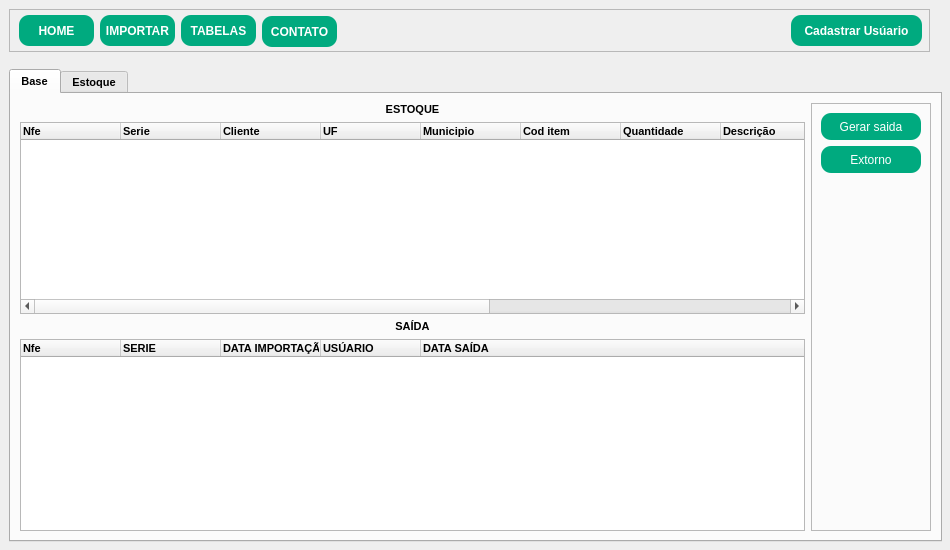
The window that main.ui (zaleoz1/Software-de-Gerenciamento-) describes before a commit, drawn with Qt 5.
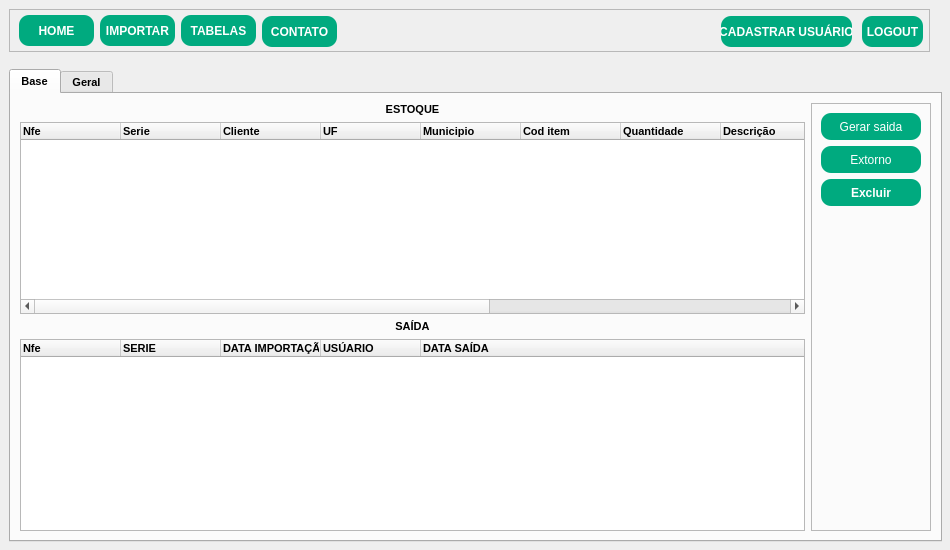
The same window after the commit. The open tabs and pages were chosen to show the change. Icons and pictures are not drawn.

Commit message: Implementação da função de excluir nota

Patch:
```diff
--- a/main.ui
+++ b/main.ui
@@ -134,8 +134,8 @@
     <widget class="QPushButton" name="btn_pg_cadastro">
      <property name="geometry">
       <rect>
-       <x>782</x>
-       <y>6</y>
+       <x>712</x>
+       <y>7</y>
        <width>131</width>
        <height>31</height>
       </rect>
@@ -156,7 +156,7 @@
 }</string>
      </property>
      <property name="text">
-      <string>Cadastrar Usúario</string>
+      <string>CADASTRAR USUÁRIO</string>
      </property>
     </widget>
     <widget class="QPushButton" name="btn_contato">
@@ -187,6 +187,34 @@
       <string>CONTATO</string>
      </property>
     </widget>
+    <widget class="QPushButton" name="btn_login">
+     <property name="geometry">
+      <rect>
+       <x>853</x>
+       <y>7</y>
+       <width>61</width>
+       <height>31</height>
+      </rect>
+     </property>
+     <property name="cursor">
+      <cursorShape>PointingHandCursor</cursorShape>
+     </property>
+     <property name="styleSheet">
+      <string notr="true">QPushButton{
+background-color: rgb(0, 170, 127);
+	color: rgb(255, 255, 255);
+	border-radius: 10px;
+
+}
+
+QPushButton:hover {
+    background-color: rgb(0, 150, 110); /* Cor mais escura ao passar o mouse */
+}</string>
+     </property>
+     <property name="text">
+      <string>LOGOUT</string>
+     </property>
+    </widget>
    </widget>
    <widget class="QStackedWidget" name="pages">
     <property name="geometry">
@@ -448,6 +476,40 @@
                  </property>
                 </widget>
                </item>
+               <item>
+                <widget class="QPushButton" name="btn_delete">
+                 <property name="minimumSize">
+                  <size>
+                   <width>100</width>
+                   <height>27</height>
+                  </size>
+                 </property>
+                 <property name="font">
+                  <font>
+                   <weight>75</weight>
+                   <bold>true</bold>
+                  </font>
+                 </property>
+                 <property name="cursor">
+                  <cursorShape>PointingHandCursor</cursorShape>
+                 </property>
+                 <property name="styleSheet">
+                  <string notr="true">QPushButton{
+background-color: rgb(0, 170, 127);
+	color: rgb(255, 255, 255);
+	border-radius: 10px;
+
+}
+
+QPushButton:hover {
+    background-color: rgb(0, 150, 110); /* Cor mais escura ao passar o mouse */
+}</string>
+                 </property>
+                 <property name="text">
+                  <string>Excluir</string>
+                 </property>
+                </widget>
+               </item>
                <item>
                 <spacer name="verticalSpacer">
                  <property name="orientation">
@@ -470,7 +532,7 @@
         </widget>
         <widget class="QWidget" name="tab_2">
          <attribute name="title">
-          <string>Estoque</string>
+          <string>Geral</string>
          </attribute>
          <widget class="QLineEdit" name="txt_filtro">
           <property name="geometry">
```
Left out of the diff: 50 changed lines with no effect on the pictures. The commit also changes 9 other files.
